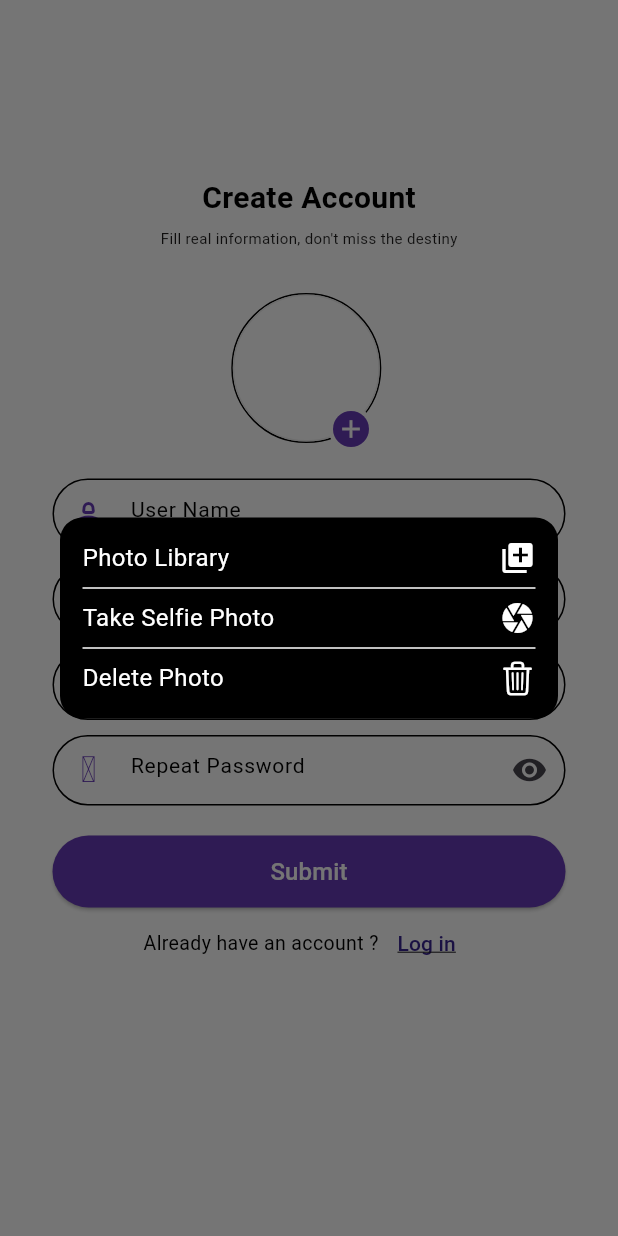
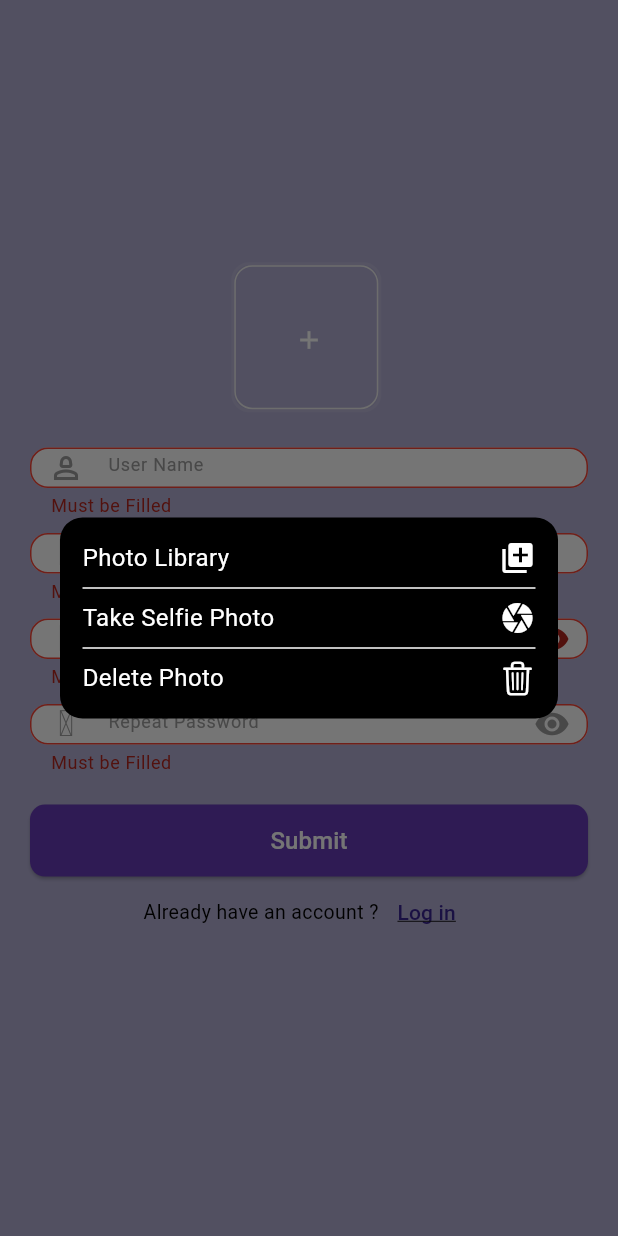
Before and after one commit to nashaatMVP/Salla, a Flutter app: the RegisterScreen screen opened by its route, after a tap on the "add" icon, on a phone screen of 412 x 824 dp. Run offline on Flutter 3.47's test engine with Material 3 defaults, Android fonts, the phone set to English and light mode, and no system bars; our stand-ins replace card_swiper, cloud_firestore, fancy_shimmer_image, firebase_auth, firebase_core, firebase_storage and 13 more; missing offline and left inert: country_flags, dynamic_height_grid_view; accounts and stored records are empty; network calls fail; Roboto replaces fonts that are missing (Aldrich).

Commit message:
style chaanges

```diff
--- a/lib/auth/login.dart
+++ b/lib/auth/login.dart
@@ -90,22 +90,19 @@ class _LoginScreenState extends State<LoginScreen> {
         FocusScope.of(context).unfocus();
       },
       child: Scaffold(
-        backgroundColor: const Color.fromARGB(255, 255, 255, 255),
+        backgroundColor: AppColors.lightPrimary,
         body: LoadingManager(
           isLoading: isLoading,
           child: Padding(
-            padding: const EdgeInsets.all(35.0),
+            padding: const EdgeInsets.symmetric(horizontal: 20),
             child: Center(
               child: SingleChildScrollView(
                 physics: const BouncingScrollPhysics(),
                 child: Column(
                   crossAxisAlignment: CrossAxisAlignment.start,
                   children: [
-                    SizedBox(
-                      height: size.height * 0.1,
-                    ),
 
-                    //////////// LOGIN WORD
+
                     const Center(
                       child: Column(
                         children: [
@@ -127,15 +124,12 @@ class _LoginScreenState extends State<LoginScreen> {
                         ],
                       ),
                     ),
-                    const SizedBox(
-                      height: 17,
-                    ),
+                    SizedBox(height: size.height * 0.1),
                     Form(
                       key: _formkey,
                       child: Column(
                         mainAxisAlignment: MainAxisAlignment.center,
                         children: [
-                          /////////////////////////////////////////////////// Email ///////////////////////////////////////////////
                           CustomFormField(
                             controller: _emailController,
                             focusNode: _emailFocusNode,
@@ -153,7 +147,6 @@ class _LoginScreenState extends State<LoginScreen> {
                           const SizedBox(
                             height: 15,
                           ),
-                          /////////////////////////////////////////////////  Password /////////////////////////////////////////////
                           CustomFormField(
                             controller: _passwordController,
                             focusNode: _passwordFocusNode,
@@ -183,7 +176,6 @@ class _LoginScreenState extends State<LoginScreen> {
                           const SizedBox(
                             height: 10.0,
                           ),
-                          /////////////////////////////////////////// forgot password /////////////////////////////////////////////////
                           Align(
                             alignment: Alignment.centerRight,
                             child: TextButton(
@@ -213,7 +205,7 @@ class _LoginScreenState extends State<LoginScreen> {
                               style: ElevatedButton.styleFrom(
                                 elevation: 10,
                                 shape: RoundedRectangleBorder(
-                                  borderRadius: BorderRadius.circular(30),
+                                  borderRadius: BorderRadius.circular(12),
                                 ),
                                 backgroundColor: AppColors.goldenColor,
                               ),
@@ -245,7 +237,7 @@ class _LoginScreenState extends State<LoginScreen> {
                                 padding: const EdgeInsets.all(12.0),
                                 shape: RoundedRectangleBorder(
                                   borderRadius: BorderRadius.circular(
-                                    30.0,
+                                    12,
                                   ),
                                 ),
                               ),
--- a/lib/auth/register.dart
+++ b/lib/auth/register.dart
@@ -1,7 +1,5 @@
 // ignore_for_file: use_build_context_synchronously, constant_pattern_never_matches_value_type
-
 import 'dart:io';
-
 import 'package:cloud_firestore/cloud_firestore.dart';
 import 'package:firebase_auth/firebase_auth.dart';
 import 'package:firebase_storage/firebase_storage.dart';
@@ -15,7 +13,7 @@ import 'package:smart_shop/WIDGETS/formfield_widget.dart';
 import 'package:smart_shop/WIDGETS/picker_widget.dart';
 import 'package:smart_shop/WIDGETS/text_widget.dart';
 import 'package:smart_shop/root_screen.dart';
-
+import '../core/app_colors.dart';
 import '../core/validator.dart';
 
 class RegisterScreen extends StatefulWidget {
@@ -78,9 +76,6 @@ class _RegisterScreenState extends State<RegisterScreen> {
     }
     super.dispose();
   }
-
-  /////////////////////  Sign In Button  \\\\\\\\\\\\\\\\\\\\\\\\
-
   Future<void> _registerFCT() async {
     if (_pickedImage == null) {
       MyAppFunctions()
@@ -96,7 +91,7 @@ class _RegisterScreenState extends State<RegisterScreen> {
         setState(() {
           isLoading = true;
         });
-        /////////////////////
+
 
         await auth.createUserWithEmailAndPassword(
           email: _emailController.text.trim(),
@@ -136,9 +131,6 @@ class _RegisterScreenState extends State<RegisterScreen> {
       }
     }
   }
-
-  //////////////////////////////////// Image Picker Method ////////////////////////////////////
-
   Future<void> localImagePicker() async {
     final ImagePicker imagePicker = ImagePicker();
     await MyAppFunctions.imagePickerDialog(
@@ -159,7 +151,7 @@ class _RegisterScreenState extends State<RegisterScreen> {
     );
   }
 
-  ////////////////////////////////////////////////////////////////////////////////////////////////
+
   @override
   Widget build(BuildContext context) {
     Size size = MediaQuery.of(context).size;
@@ -168,44 +160,19 @@ class _RegisterScreenState extends State<RegisterScreen> {
         FocusScope.of(context).unfocus();
       },
       child: Scaffold(
-        backgroundColor: const Color.fromARGB(255, 255, 255, 255),
+        backgroundColor: AppColors.lightPrimary,
         body: LoadingManager(
           isLoading: isLoading,
           child: SingleChildScrollView(
             physics: const BouncingScrollPhysics(),
             child: Padding(
-              padding: const EdgeInsets.all(35),
+              padding: const EdgeInsets.symmetric(horizontal: 20),
               child: Column(
-                crossAxisAlignment: CrossAxisAlignment.start,
+                mainAxisAlignment: MainAxisAlignment.start,
                 children: [
-                  SizedBox(
-                    height: size.height * 0.1,
-                  ),
 
-                  const Center(
-                    child: Column(
-                      children: [
-                        TitlesTextWidget(
-                          label: "Create Account",
-                          fontWeight: FontWeight.bold,
-                          color: Colors.black,
-                        ),
-                        SizedBox(
-                          height: 5,
-                        ),
-                        SubtitleTextWidget(
-                          label:
-                              "Fill real information, don't miss the destiny",
-                          fontSize: 10,
-                          color: Color.fromARGB(255, 30, 29, 29),
-                        ),
-                      ],
-                    ),
-                  ),
-                  const SizedBox(
-                    height: 20,
-                  ),
-                  /////////////////////////////////////////  Image Picker  ////////////////////////////////////////////////////
+                  SizedBox(height: size.height * 0.2),
+
                   Row(
                     mainAxisAlignment: MainAxisAlignment.center,
                     children: [
@@ -221,17 +188,15 @@ class _RegisterScreenState extends State<RegisterScreen> {
                       ),
                     ],
                   ),
-                  /////////////////////////////////////  Form  Form  ///////////////////////////////////////////
 
                   Form(
                     key: _formkey,
                     child: Column(
-                      mainAxisAlignment: MainAxisAlignment.center,
                       children: [
                         const SizedBox(
                           height: 10,
                         ),
-                        //////////////////////////////////////////////////////// Name Field ////////////////////////////////////////////////////////////////////////
+
                         CustomFormField(
                           controller: _nameController,
                           focusNode: _nameFocusNode,
@@ -248,7 +213,6 @@ class _RegisterScreenState extends State<RegisterScreen> {
                         const SizedBox(
                           height: 10.0,
                         ),
-                        //////////////////////////////////////////////////////// Email Field ////////////////////////////////////////////////////////////////////////
 
                         CustomFormField(
                             controller: _emailController,
@@ -298,7 +262,6 @@ class _RegisterScreenState extends State<RegisterScreen> {
                         const SizedBox(
                           height: 10,
                         ),
-                        //////////////////////////////////////////////////////////// Repeat Password Field ////////////////////////////////////////////////////////////////
                         CustomFormField(
                             controller: _repeatPasswordController,
                             focusNode: _repeatPasswordFocusNode,
@@ -317,6 +280,10 @@ class _RegisterScreenState extends State<RegisterScreen> {
                                 obscureText
                                     ? Icons.visibility
                                     : Icons.visibility_off,
+
+                                color: obscureText
+                                ? Colors.grey
+                                : AppColors.goldenColor,
                               ),
                             ),
                             onFieldSubmitted: (p0) async {
@@ -328,12 +295,10 @@ class _RegisterScreenState extends State<RegisterScreen> {
                                 password: _passwordController.text,
                               );
                             }),
-                        ///////////////////////////////////////////////////////////////////////////////////////////////////////////////////////////////////////////////////
                         const SizedBox(
                           height: 20.0,
                         ),
 
-                        /////////////////////////////////////////////////////// Register Button \\\\\\\\\\\\\\\\\\\\\\\\\\\\\\\\\\\\\\\\\\\\\\\\\\\\\\\\\\\\\\\\\\\
                         SizedBox(
                           width: double.infinity,
                           height: 48,
@@ -343,7 +308,7 @@ class _RegisterScreenState extends State<RegisterScreen> {
                             },
                             style: ElevatedButton.styleFrom(
                               shape: RoundedRectangleBorder(
-                                borderRadius: BorderRadius.circular(30),
+                                borderRadius: BorderRadius.circular(10),
                               ),
                               backgroundColor: Colors.deepPurple,
                             ),
@@ -353,7 +318,6 @@ class _RegisterScreenState extends State<RegisterScreen> {
                             ),
                           ),
                         ),
-                        //////////////////////////////////////////////////////////////////////////////////////////////////////////
                         Row(
                           mainAxisAlignment: MainAxisAlignment.center,
                           children: [
@@ -379,8 +343,6 @@ class _RegisterScreenState extends State<RegisterScreen> {
                                 )),
                           ],
                         ),
-
-                        /////////////////////////////////////////////////////////////////////////////////////////////////////////////////
                       ],
                     ),
                   ),
--- a/lib/main.dart
+++ b/lib/main.dart
@@ -16,7 +16,6 @@ import 'package:smart_shop/PROVIDERS/viewed_product_provider.dart';
 import 'package:smart_shop/PROVIDERS/wishList_provider.dart';
 import 'package:smart_shop/SCREENS/home_screen.dart';
 import 'package:smart_shop/SCREENS/search_screen.dart';
-import 'package:smart_shop/SCREENS/splash_screen.dart';
 import 'package:smart_shop/root_screen.dart';
 import 'package:smart_shop/sideScreens/AddAddressScreen.dart';
 import 'package:smart_shop/sideScreens/order_screen.dart';
@@ -27,7 +26,6 @@ import 'PROVIDERS/address_provider.dart';
 import 'core/theme_data.dart';
 
 void main() {
-  //////////////////////////////////////////////////////
   SystemChrome.setSystemUIOverlayStyle(
     SystemUiOverlayStyle(statusBarColor: Colors.deepPurple.shade200),
   );
@@ -136,7 +134,7 @@ class _MyAppState extends State<MyApp> {
                 isDarkTheme: themeProvider.getIsDarkTheme,
                 context: context,
               ),
-              home: const RootScreen(),
+              home: const RegisterScreen(),
               routes: {
                 RootScreen.routeName: (context) => const RootScreen(),
                 ProductDetailsScreen.routName: (context) =>
--- a/lib/widgets/formfield_widget.dart
+++ b/lib/widgets/formfield_widget.dart
@@ -40,32 +40,38 @@ class CustomFormField extends StatelessWidget {
         style: const TextStyle(
           fontSize: 15,
           decorationThickness: 0,
-          color: Colors.black
+          color: Colors.black,
         ),
         textInputAction: textInputAction,
         keyboardType: keyboardType,
         decoration: InputDecoration(
-          contentPadding: const EdgeInsets.all(20),
+          contentPadding: const EdgeInsets.all(10),
           enabledBorder: OutlineInputBorder(
-            borderRadius: BorderRadius.circular(30),
-            borderSide: const BorderSide(color: Colors.black),
+            borderRadius: BorderRadius.circular(12),
+            borderSide: const BorderSide(color: Colors.white),
           ),
           focusedBorder: OutlineInputBorder(
-            borderRadius: BorderRadius.circular(30),
-            borderSide: const BorderSide(color: Colors.black),
+            borderRadius: BorderRadius.circular(12),
+            borderSide: const BorderSide(color: Colors.purple),
           ),
+          errorText: 'Must be Filled',
+          errorBorder: OutlineInputBorder(
+            borderRadius: BorderRadius.circular(12),
+            borderSide: const BorderSide(color: Colors.red),
+          ),
+
           fillColor: Colors.white,
           filled: true,
           hintText: hintName,
           hintStyle: const TextStyle(
-            color: Colors.black,
-            fontSize: 14,
+            color: Colors.grey,
+            fontSize: 12,
           ),
           icon: icon,
           suffixIcon: suffixIcon,
           prefixIcon: Icon(
             iconData,
-            color: Colors.deepPurple,
+            color: Colors.grey,
           ),
         ),
         onFieldSubmitted: onFieldSubmitted,
--- a/lib/widgets/picker_widget.dart
+++ b/lib/widgets/picker_widget.dart
@@ -19,18 +19,18 @@ class ImagePickerr extends StatelessWidget {
             width: 100,
             height: 100,
             decoration: BoxDecoration(
-              border: Border.all(color: Colors.black, width: 1),
-              shape: BoxShape.circle,
+              border: Border.all(color: Colors.white10, width: 2),
+              borderRadius: BorderRadius.circular(12),
             ),
             child: pickedImage == null
                 ? Container(
                     decoration: BoxDecoration(
                       border: Border.all(color: Colors.grey.shade200, width: 1),
-                      shape: BoxShape.circle,
+                      borderRadius: BorderRadius.circular(12),
                     ),
                   )
                 : ClipRRect(
-                    borderRadius: BorderRadius.circular(50),
+                    borderRadius: BorderRadius.circular(12),
                     child: Image.file(
                       File(pickedImage!.path),
                       fit: BoxFit.cover,
@@ -39,34 +39,28 @@ class ImagePickerr extends StatelessWidget {
           ),
         ),
         Positioned(
-          bottom: 8,
-          right: 0,
-          left: 56,
+          bottom: 20,
+          top: 20,
+          right: 20,
+          left: 20,
           child: Container(
             color: Colors.transparent,
             child: InkWell(
-              borderRadius: BorderRadius.circular(50),
+              borderRadius: BorderRadius.circular(12),
               onTap: () {
                 function();
               },
               // ignore: prefer_const_constructors
               child: Container(
-                padding: const EdgeInsets.all(3),
+                padding: const EdgeInsets.all(2),
                 decoration: const BoxDecoration(
-                  color: Colors.white,
+                  color: Colors.transparent,
                   shape: BoxShape.circle,
                 ),
-                child: Container(
-                  padding: const EdgeInsets.all(2),
-                  decoration: const BoxDecoration(
-                    color: Colors.deepPurple,
-                    shape: BoxShape.circle,
-                  ),
-                  child: const Icon(
-                    Icons.add,
-                    color: Colors.white,
-                    size: 20,
-                  ),
+                child: const Icon(
+                  Icons.add,
+                  color: Colors.white,
+                  size: 20,
                 ),
               ),
             ),
```
Also changed, not shown: lib/widgets/itemWidgets/search_widget.dart (+2 -6 lines).
